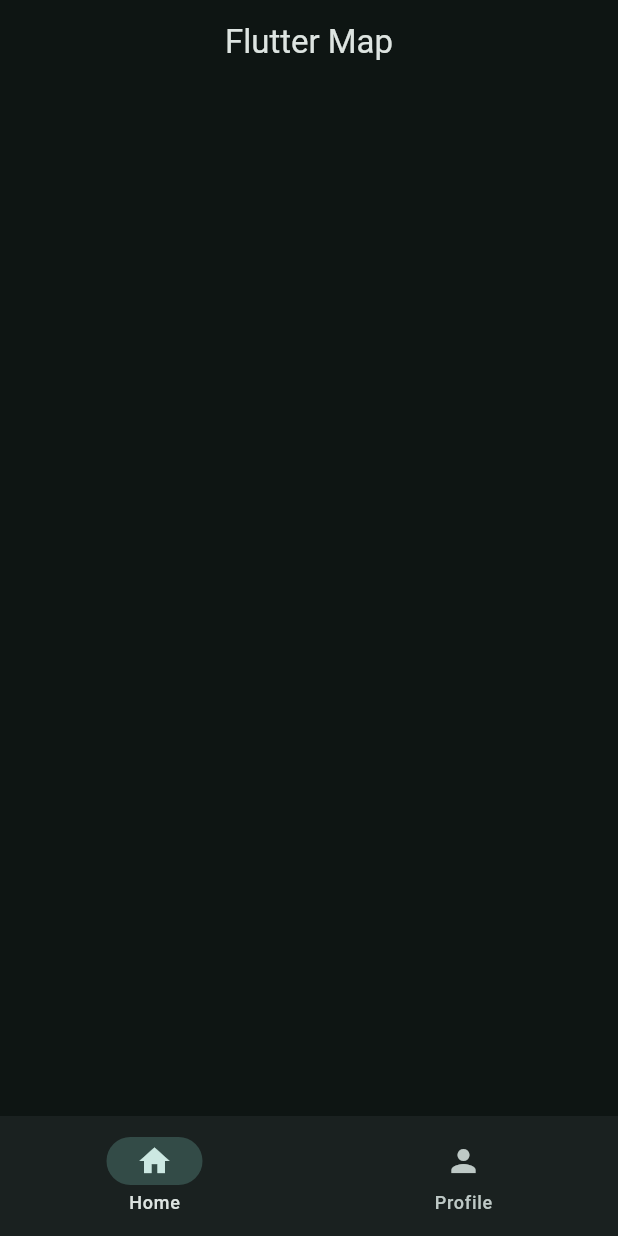
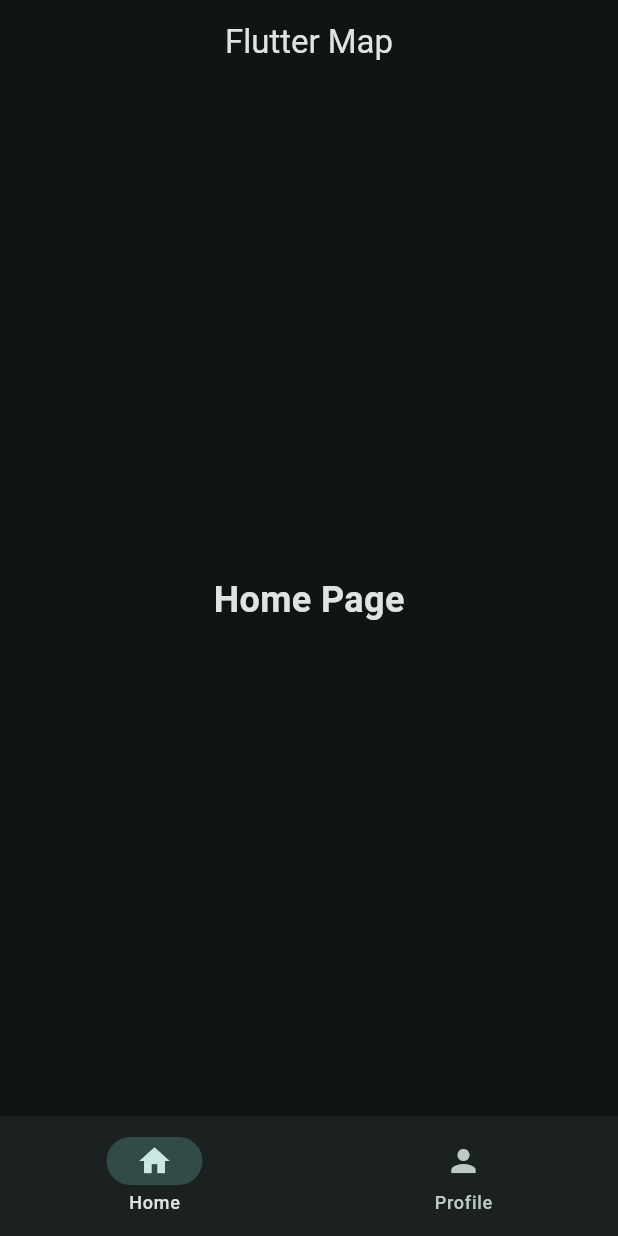
Before and after one commit to gitnassima20/study-buddy, a Flutter app: the screen it shows after launch, on a phone screen of 412 x 824 dp. Run offline on Flutter 3.47's test engine with Material 3 defaults, Android fonts, the phone set to English and light mode, and no system bars.

Commit message:
feat(strcuture): Seperated widgets and pages

```diff
--- a/lib/main.dart
+++ b/lib/main.dart
@@ -1,5 +1,5 @@
 import 'package:flutter/material.dart';
-import 'package:flutter_app/widgets/navbar.dart';
+import 'views/widget_tree.dart';
 
 void main() {
   runApp(const MyApp());
@@ -31,10 +31,7 @@ class _MyAppState extends State<MyApp> {
           brightness: Brightness.dark,
         ),
       ),
-      home: Scaffold(
-        appBar: AppBar(title: Text('Flutter Map'), centerTitle: true),
-        bottomNavigationBar: Navbar(),
-      ),
+      home: WidgetTree(),
     );
   }
 }
--- /dev/null
+++ b/lib/views/pages/home.dart
@@ -0,0 +1,15 @@
+import 'package:flutter/material.dart';
+
+class Home extends StatelessWidget {
+  const Home({super.key});
+
+  @override
+  Widget build(BuildContext context) {
+    return Center(
+      child: Text(
+        "Home Page",
+        style: TextStyle(fontSize: 24, fontWeight: FontWeight.bold),
+      ),
+    );
+  }
+}
--- /dev/null
+++ b/lib/views/widget_tree.dart
@@ -0,0 +1,19 @@
+import 'package:flutter/material.dart';
+import 'package:flutter_app/views/pages/home.dart';
+import 'package:flutter_app/views/pages/profile.dart';
+import 'package:flutter_app/widgets/navbar.dart';
+
+List<Widget> pages = [Home(), Profile()];
+
+class WidgetTree extends StatelessWidget {
+  const WidgetTree({super.key});
+
+  @override
+  Widget build(BuildContext context) {
+    return Scaffold(
+      appBar: AppBar(title: Text('Flutter Map'), centerTitle: true),
+      body: pages.elementAt(0), // Display the first page (Home) by default
+      bottomNavigationBar: Navbar(),
+    );
+  }
+}
```
Also changed, not shown: lib/views/pages/profile.dart (added, +15 -0 lines).
